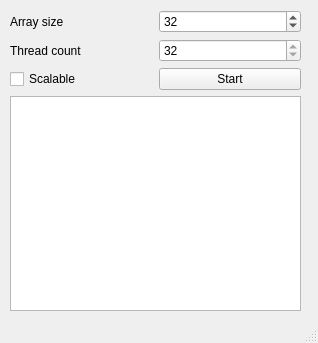
RichterL/AK8PP-openMP, file mainwindow.ui: the form before one commit.
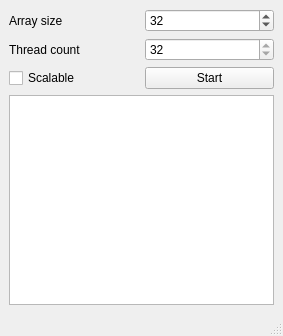
The form after the commit.

What changed in the file:
```diff
--- a/mainwindow.ui
+++ b/mainwindow.ui
@@ -6,23 +6,16 @@
    <rect>
     <x>0</x>
     <y>0</y>
-    <width>318</width>
-    <height>343</height>
+    <width>283</width>
+    <height>336</height>
    </rect>
   </property>
   <property name="windowTitle">
    <string>MainWindow</string>
   </property>
   <widget class="QWidget" name="centralwidget">
-   <widget class="QWidget" name="verticalLayoutWidget">
-    <property name="geometry">
-     <rect>
-      <x>10</x>
-      <y>10</y>
-      <width>291</width>
-      <height>301</height>
-     </rect>
-    </property>
+   <layout class="QGridLayout" name="gridLayout_2">
+    <item row="0" column="0">
     <layout class="QVBoxLayout" name="verticalLayout">
      <item>
       <layout class="QGridLayout" name="gridLayout">
@@ -80,7 +73,8 @@
       <widget class="QTextEdit" name="textEdit"/>
      </item>
     </layout>
-   </widget>
+    </item>
+   </layout>
   </widget>
   <widget class="QStatusBar" name="statusbar"/>
  </widget>
```
Lines whose indentation alone changed are shown as unchanged.
